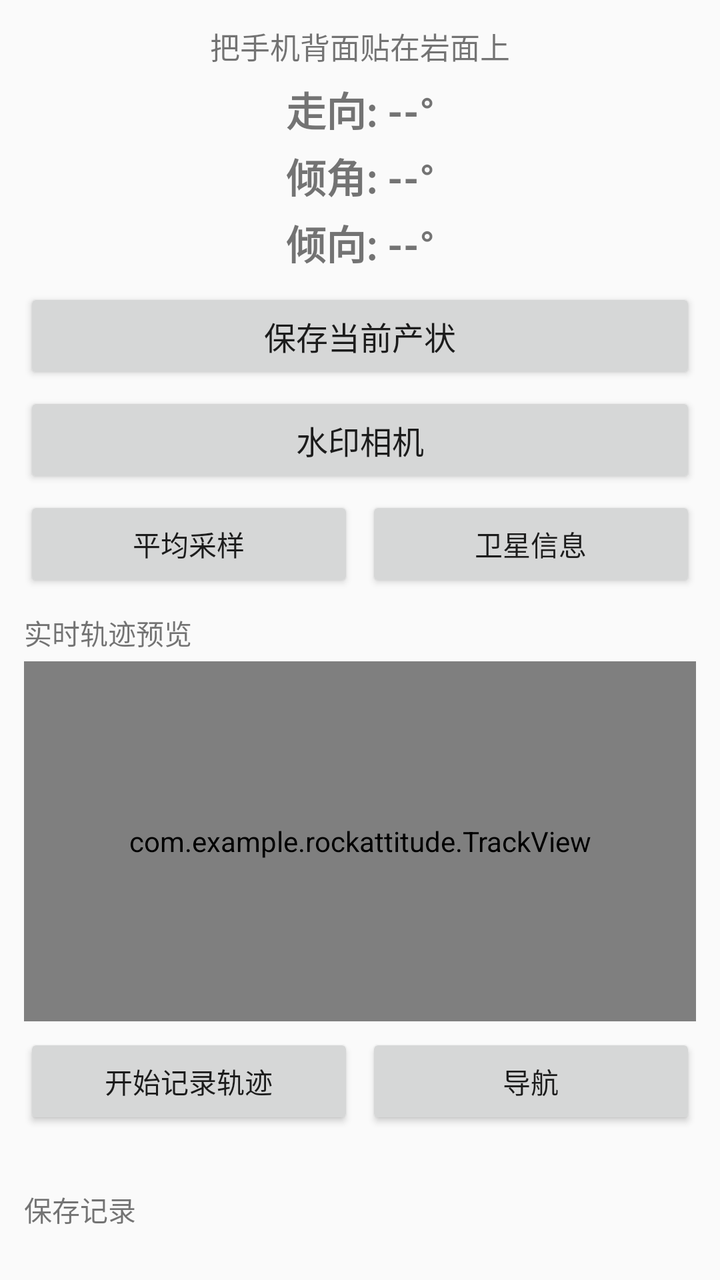
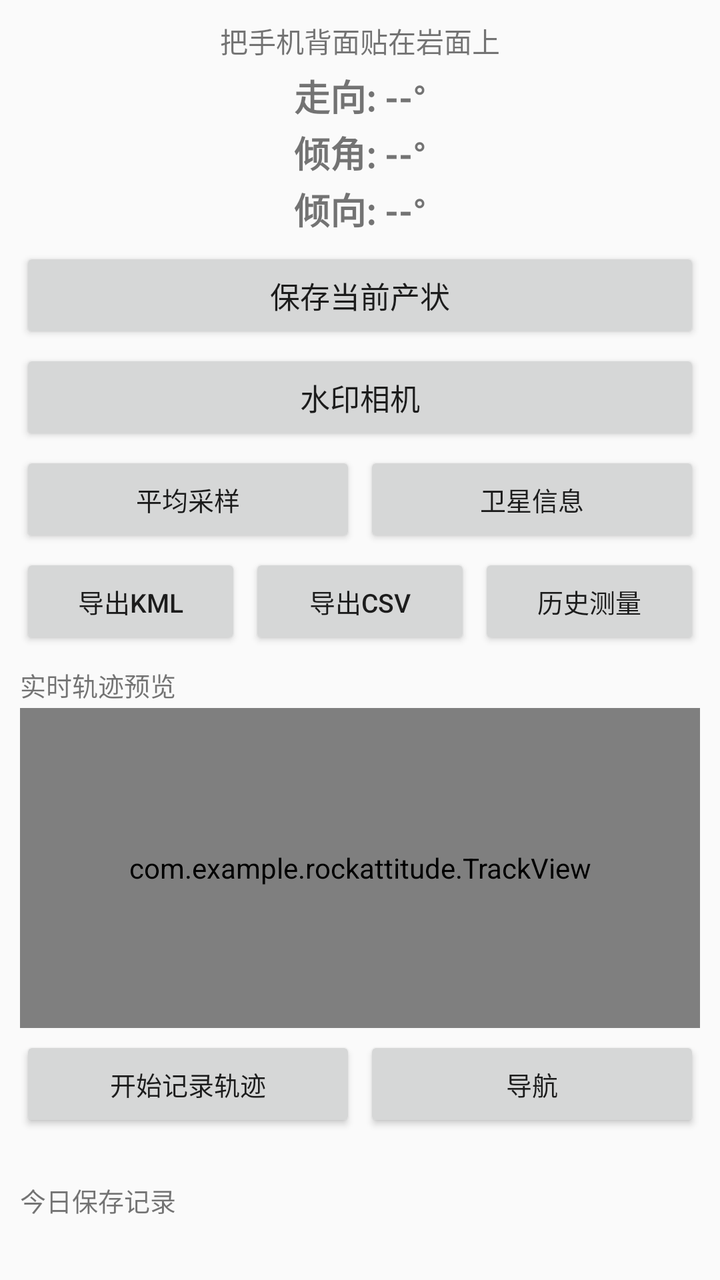

The first picture is an Android layout as it rendered before a commit; the second is the same layout after the commit. The layout source and the unified diff follow.
<!-- AndroidManifest.xml: application theme Theme.AppCompat.Light.DarkActionBar -->
<!-- res/layout/activity_main.xml -->
<?xml version="1.0" encoding="utf-8"?>
<LinearLayout xmlns:android="http://schemas.android.com/apk/res/android"
    android:layout_width="match_parent"
    android:layout_height="match_parent"
    android:orientation="vertical"
    android:padding="12dp">

    <TextView
        android:layout_width="match_parent"
        android:layout_height="wrap_content"
        android:text="把手机背面贴在岩面上"
        android:textSize="15sp"
        android:gravity="center"
        android:paddingBottom="6dp" />

    <TextView
        android:id="@+id/tvStrike"
        android:layout_width="match_parent"
        android:layout_height="wrap_content"
        android:text="走向: --°"
        android:textSize="20sp"
        android:textStyle="bold"
        android:gravity="center" />

    <TextView
        android:id="@+id/tvDip"
        android:layout_width="match_parent"
        android:layout_height="wrap_content"
        android:text="倾角: --°"
        android:textSize="20sp"
        android:textStyle="bold"
        android:gravity="center"
        android:paddingTop="4dp" />

    <TextView
        android:id="@+id/tvDipDir"
        android:layout_width="match_parent"
        android:layout_height="wrap_content"
        android:text="倾向: --°"
        android:textSize="20sp"
        android:textStyle="bold"
        android:gravity="center"
        android:paddingTop="4dp"
        android:paddingBottom="8dp" />

    <Button
        android:id="@+id/btnSave"
        android:layout_width="match_parent"
        android:layout_height="wrap_content"
        android:text="保存当前产状"
        android:textSize="16sp" />

    <Button
        android:id="@+id/btnCamera"
        android:layout_width="match_parent"
        android:layout_height="wrap_content"
        android:text="水印相机"
        android:textSize="16sp"
        android:layout_marginTop="4dp" />

    
    <LinearLayout
        android:layout_width="match_parent"
        android:layout_height="wrap_content"
        android:orientation="horizontal"
        android:layout_marginTop="4dp">

        <Button
            android:id="@+id/btnAverage"
            android:layout_width="0dp"
            android:layout_height="wrap_content"
            android:layout_weight="1"
            android:text="平均采样"
            android:textSize="14sp" />

        <Button
            android:id="@+id/btnSatellite"
            android:layout_width="0dp"
            android:layout_height="wrap_content"
            android:layout_weight="1"
            android:text="卫星信息"
            android:textSize="14sp"
            android:layout_marginStart="6dp" />
    </LinearLayout>

    
    <TextView
        android:layout_width="match_parent"
        android:layout_height="wrap_content"
        android:text="实时轨迹预览"
        android:textSize="14sp"
        android:paddingTop="10dp"
        android:paddingBottom="4dp" />

    <com.example.rockattitude.TrackView
        android:id="@+id/trackView"
        android:layout_width="match_parent"
        android:layout_height="180dp"
        android:background="#F0F0F0" />

    <LinearLayout
        android:layout_width="match_parent"
        android:layout_height="wrap_content"
        android:orientation="horizontal"
        android:paddingTop="6dp">

        <Button
            android:id="@+id/btnTrackToggle"
            android:layout_width="0dp"
            android:layout_height="wrap_content"
            android:layout_weight="1"
            android:text="开始记录轨迹"
            android:textSize="14sp" />

        <Button
            android:id="@+id/btnNavigate"
            android:layout_width="0dp"
            android:layout_height="wrap_content"
            android:layout_weight="1"
            android:text="导航"
            android:textSize="14sp"
            android:layout_marginStart="6dp" />
    </LinearLayout>

    <TextView
        android:id="@+id/tvNavInfo"
        android:layout_width="match_parent"
        android:layout_height="wrap_content"
        android:text=""
        android:textSize="13sp"
        android:paddingTop="4dp"
        android:textColor="#D32F2F" />

    <TextView
        android:layout_width="match_parent"
        android:layout_height="wrap_content"
        android:text="保存记录"
        android:textSize="14sp"
        android:paddingTop="8dp"
        android:paddingBottom="4dp" />

    <androidx.recyclerview.widget.RecyclerView
        android:id="@+id/recyclerView"
        android:layout_width="match_parent"
        android:layout_height="0dp"
        android:layout_weight="1" />
</LinearLayout>
<!-- resources referenced by this layout -->
<resources>

</resources>

<!-- the commit's change to res/layout/activity_main.xml (unified diff, before → after) -->
@@ -3,22 +3,22 @@
     android:layout_width="match_parent"
     android:layout_height="match_parent"
     android:orientation="vertical"
-    android:padding="12dp">
+    android:padding="10dp">
 
     <TextView
         android:layout_width="match_parent"
         android:layout_height="wrap_content"
         android:text="把手机背面贴在岩面上"
-        android:textSize="15sp"
+        android:textSize="14sp"
         android:gravity="center"
-        android:paddingBottom="6dp" />
+        android:paddingBottom="4dp" />
 
     <TextView
         android:id="@+id/tvStrike"
         android:layout_width="match_parent"
         android:layout_height="wrap_content"
         android:text="走向: --°"
-        android:textSize="20sp"
+        android:textSize="18sp"
         android:textStyle="bold"
         android:gravity="center" />
 
@@ -27,43 +27,43 @@
         android:layout_width="match_parent"
         android:layout_height="wrap_content"
         android:text="倾角: --°"
-        android:textSize="20sp"
+        android:textSize="18sp"
         android:textStyle="bold"
         android:gravity="center"
-        android:paddingTop="4dp" />
+        android:paddingTop="2dp" />
 
     <TextView
         android:id="@+id/tvDipDir"
         android:layout_width="match_parent"
         android:layout_height="wrap_content"
         android:text="倾向: --°"
-        android:textSize="20sp"
+        android:textSize="18sp"
         android:textStyle="bold"
         android:gravity="center"
-        android:paddingTop="4dp"
-        android:paddingBottom="8dp" />
+        android:paddingTop="2dp"
+        android:paddingBottom="6dp" />
 
     <Button
         android:id="@+id/btnSave"
         android:layout_width="match_parent"
         android:layout_height="wrap_content"
         android:text="保存当前产状"
-        android:textSize="16sp" />
+        android:textSize="15sp" />
 
     <Button
         android:id="@+id/btnCamera"
         android:layout_width="match_parent"
         android:layout_height="wrap_content"
         android:text="水印相机"
-        android:textSize="16sp"
-        android:layout_marginTop="4dp" />
+        android:textSize="15sp"
+        android:layout_marginTop="3dp" />
 
     
     <LinearLayout
         android:layout_width="match_parent"
         android:layout_height="wrap_content"
         android:orientation="horizontal"
-        android:layout_marginTop="4dp">
+        android:layout_marginTop="3dp">
 
         <Button
             android:id="@+id/btnAverage"
@@ -71,7 +71,7 @@
             android:layout_height="wrap_content"
             android:layout_weight="1"
             android:text="平均采样"
-            android:textSize="14sp" />
+            android:textSize="13sp" />
 
         <Button
             android:id="@+id/btnSatellite"
@@ -79,8 +79,42 @@
             android:layout_height="wrap_content"
             android:layout_weight="1"
             android:text="卫星信息"
-            android:textSize="14sp"
-            android:layout_marginStart="6dp" />
+            android:textSize="13sp"
+            android:layout_marginStart="4dp" />
+    </LinearLayout>
+
+    
+    <LinearLayout
+        android:layout_width="match_parent"
+        android:layout_height="wrap_content"
+        android:orientation="horizontal"
+        android:layout_marginTop="3dp">
+
+        <Button
+            android:id="@+id/btnExportKml"
+            android:layout_width="0dp"
+            android:layout_height="wrap_content"
+            android:layout_weight="1"
+            android:text="导出KML"
+            android:textSize="13sp" />
+
+        <Button
+            android:id="@+id/btnExportCsv"
+            android:layout_width="0dp"
+            android:layout_height="wrap_content"
+            android:layout_weight="1"
+            android:text="导出CSV"
+            android:textSize="13sp"
+            android:layout_marginStart="4dp" />
+
+        <Button
+            android:id="@+id/btnHistory"
+            android:layout_width="0dp"
+            android:layout_height="wrap_content"
+            android:layout_weight="1"
+            android:text="历史测量"
+            android:textSize="13sp"
+            android:layout_marginStart="4dp" />
     </LinearLayout>
 
     
@@ -88,21 +122,21 @@
         android:layout_width="match_parent"
         android:layout_height="wrap_content"
         android:text="实时轨迹预览"
-        android:textSize="14sp"
-        android:paddingTop="10dp"
-        android:paddingBottom="4dp" />
+        android:textSize="13sp"
+        android:paddingTop="8dp"
+        android:paddingBottom="2dp" />
 
     <com.example.rockattitude.TrackView
         android:id="@+id/trackView"
         android:layout_width="match_parent"
-        android:layout_height="180dp"
+        android:layout_height="160dp"
         android:background="#F0F0F0" />
 
     <LinearLayout
         android:layout_width="match_parent"
         android:layout_height="wrap_content"
         android:orientation="horizontal"
-        android:paddingTop="6dp">
+        android:paddingTop="4dp">
 
         <Button
             android:id="@+id/btnTrackToggle"
@@ -110,7 +144,7 @@
             android:layout_height="wrap_content"
             android:layout_weight="1"
             android:text="开始记录轨迹"
-            android:textSize="14sp" />
+            android:textSize="13sp" />
 
         <Button
             android:id="@+id/btnNavigate"
@@ -118,8 +152,8 @@
             android:layout_height="wrap_content"
             android:layout_weight="1"
             android:text="导航"
-            android:textSize="14sp"
-            android:layout_marginStart="6dp" />
+            android:textSize="13sp"
+            android:layout_marginStart="4dp" />
     </LinearLayout>
 
     <TextView
@@ -127,17 +161,17 @@
         android:layout_width="match_parent"
         android:layout_height="wrap_content"
         android:text=""
-        android:textSize="13sp"
-        android:paddingTop="4dp"
+        android:textSize="12sp"
+        android:paddingTop="2dp"
         android:textColor="#D32F2F" />
 
     <TextView
         android:layout_width="match_parent"
         android:layout_height="wrap_content"
-        android:text="保存记录"
-        android:textSize="14sp"
-        android:paddingTop="8dp"
-        android:paddingBottom="4dp" />
+        android:text="今日保存记录"
+        android:textSize="13sp"
+        android:paddingTop="6dp"
+        android:paddingBottom="2dp" />
 
     <androidx.recyclerview.widget.RecyclerView
         android:id="@+id/recyclerView"
